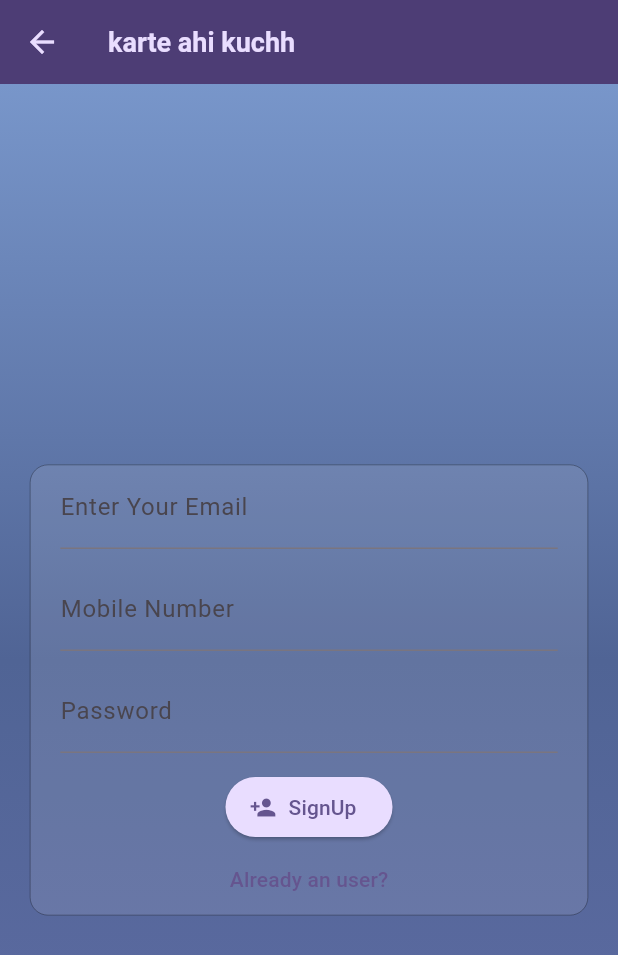
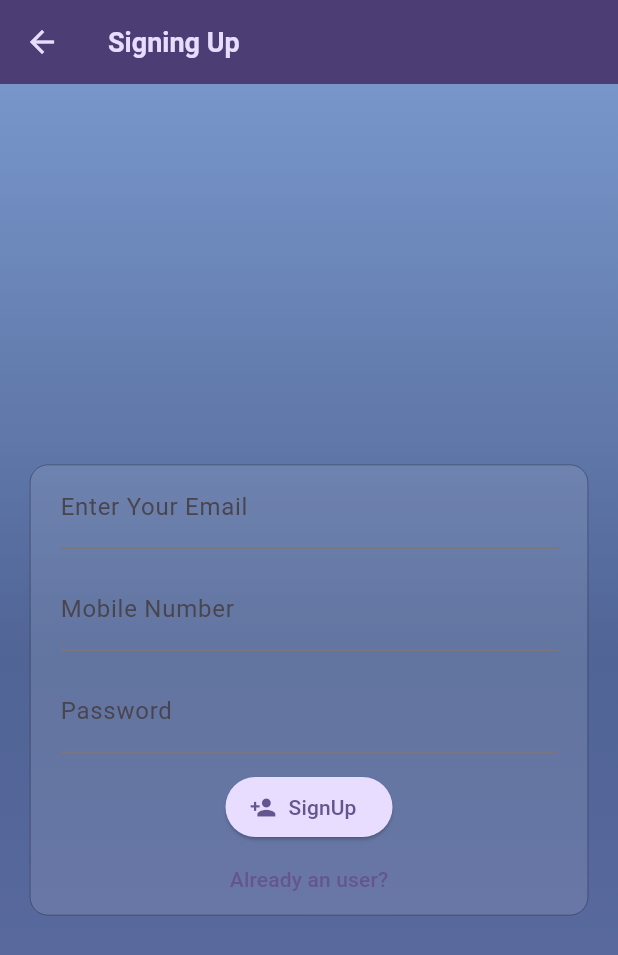
Before and after one commit to sanatani11/Cycle-Kiraya, a Flutter app: the screen it shows after launch, after a tap on "USER?", on a phone screen of 412 x 824 dp. Shown: the top 955 px of the screen. Run offline on Flutter 3.47's test engine with Material 3 defaults, Android fonts, the phone set to English and light mode, and no system bars; our stand-ins replace firebase_core; accounts and stored records are empty.

Commit message:
v3.1/15/2024

```diff
--- a/lib/main.dart
+++ b/lib/main.dart
@@ -1,5 +1,7 @@
 import 'package:cycle_kiraya/choose.dart';
 import 'package:flutter/material.dart';
+import 'package:firebase_core/firebase_core.dart';
+import 'firebase_options.dart';
 
 var kColorScheme = ColorScheme.fromSeed(
   seedColor: const Color.fromARGB(255, 96, 59, 181),
@@ -8,12 +10,11 @@ var kDarkScheme = ColorScheme.fromSeed(
   seedColor: const Color.fromARGB(255, 5, 99, 125),
 );
 
-void main() {
-  // WidgetsFlutterBinding.ensureInitialized();
-
-  // SystemChrome.setPreferredOrientations([
-  //   DeviceOrientation.portraitUp
-  // ],).then((fn){
+void main() async {
+  WidgetsFlutterBinding.ensureInitialized();
+  await Firebase.initializeApp(
+    options: DefaultFirebaseOptions.currentPlatform,
+  );
   runApp(
     MaterialApp(
       darkTheme: ThemeData.dark().copyWith(
--- a/lib/users/auth.dart
+++ b/lib/users/auth.dart
@@ -21,7 +21,7 @@ class _AuthScreenState extends State<AuthScreen> {
   Widget build(BuildContext context) {
     return Scaffold(
       appBar: AppBar(
-        title: const Text('karte ahi kuchh'),
+        title: _isLogin ? const Text('Login') : const Text('Signing Up'),
       ),
       body: Container(
         decoration: const BoxDecoration(
--- a/pubspec.yaml
+++ b/pubspec.yaml
@@ -35,6 +35,8 @@ dependencies:
   # The following adds the Cupertino Icons font to your application.
   # Use with the CupertinoIcons class for iOS style icons.
   cupertino_icons: ^1.0.2
+  firebase_auth: ^4.16.0
+  firebase_core: ^2.24.2
 
 dev_dependencies:
   flutter_test:
```
Also changed, not shown: lib/firebase_options.dart (added), pubspec.lock, 8 other files.
